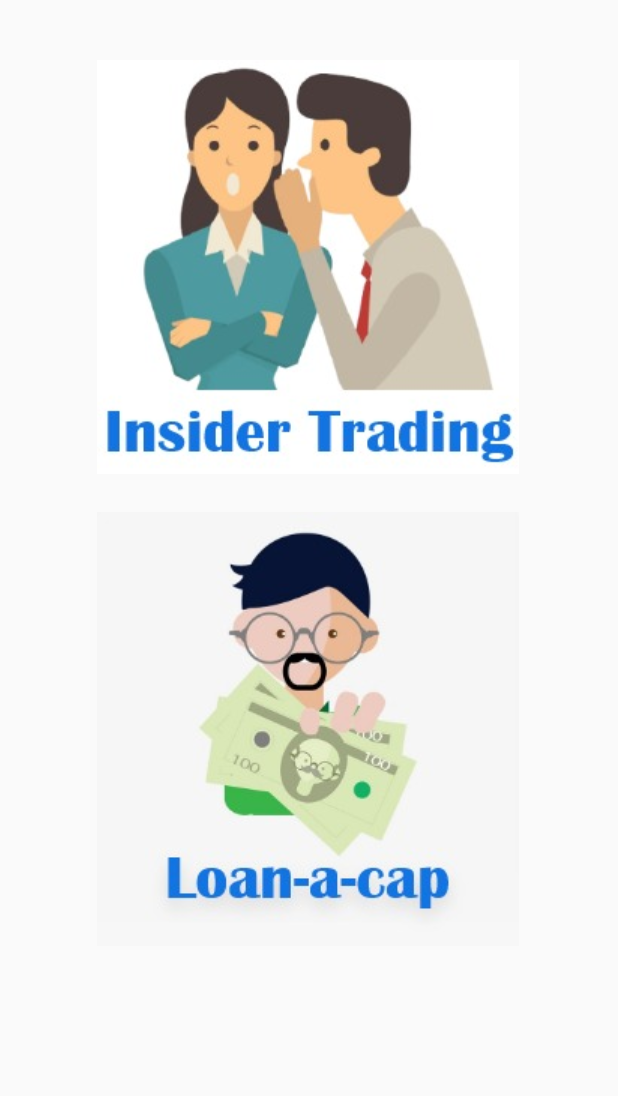
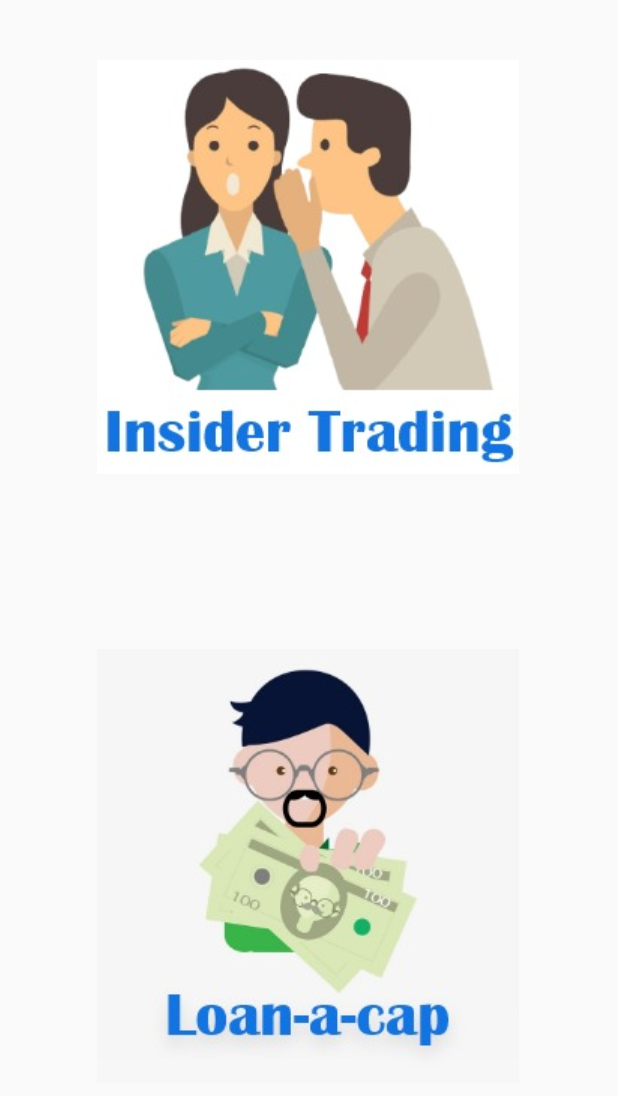
Before and after one commit to malharbangdiwala/VSM2021, an Android app: the layout fragment_notifications.xml on its own in the app's theme, with its tools: preview values and no code run, on a phone screen of 412 x 824 dp. Shown: the top 1096 px of the screen. Run offline under Robolectric (Android 15) with nearby library versions, the phone set to English and light mode, and no system bars.

Commit message:
Fixed Powercard UI

```diff
--- a/app/src/main/res/layout/fragment_notifications.xml
+++ b/app/src/main/res/layout/fragment_notifications.xml
@@ -6,6 +6,7 @@
     android:layout_height="match_parent"
     android:layout_centerInParent="true"
     android:layout_marginTop="10dp"
+    android:weightSum="100"
     android:animateLayoutChanges="true"
     android:orientation="vertical">
 
@@ -14,11 +15,12 @@
         android:layout_width="wrap_content"
         android:layout_height="wrap_content"
         android:layout_gravity="center"
+        android:layout_weight="50"
         android:layout_marginTop="30dp">
 
         <RelativeLayout
             android:layout_width="match_parent"
-            android:layout_height="match_parent">
+            android:layout_height="wrap_content">
 
             <LinearLayout
                 android:id="@+id/frontpowercard2"
@@ -72,25 +74,26 @@
         android:layout_width="wrap_content"
         android:layout_height="wrap_content"
         android:layout_gravity="center"
-        android:layout_marginTop="25dp">
+        android:layout_weight="50"
+        android:layout_marginTop="25dp"
+        android:layout_marginBottom="10dp">
 
         <RelativeLayout
             android:layout_width="match_parent"
-            android:layout_height="match_parent">
+            android:layout_height="wrap_content">
 
             <LinearLayout
                 android:id="@+id/powercard3front"
                 android:layout_width="wrap_content"
                 android:layout_height="wrap_content"
                 android:gravity="center"
-                android:orientation="vertical"
-                android:weightSum="100">
+                android:orientation="vertical">
 
                 <ImageView
                     android:layout_width="match_parent"
                     android:layout_height="220dp"
+                    android:layout_weight="1"
                     android:layout_gravity="center"
-                    android:layout_weight="50"
                     android:src="@drawable/loan_a_capdesc" />
 
                 <Button
@@ -100,6 +103,7 @@
                     android:layout_centerInParent="true"
                     android:background="@drawable/custom_button"
                     android:text="use"
+                    android:layout_weight="1"
                     android:textColor="#FFFFFF"
                     android:textSize="25dp"
                     android:visibility="gone" />
```
